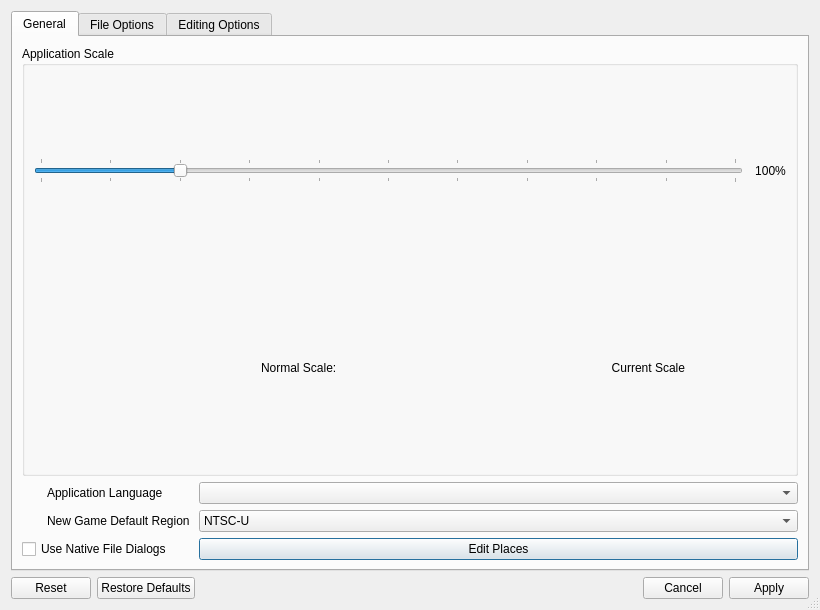
Old version of the form options.ui in the repository sithlord48/blackchocobo.
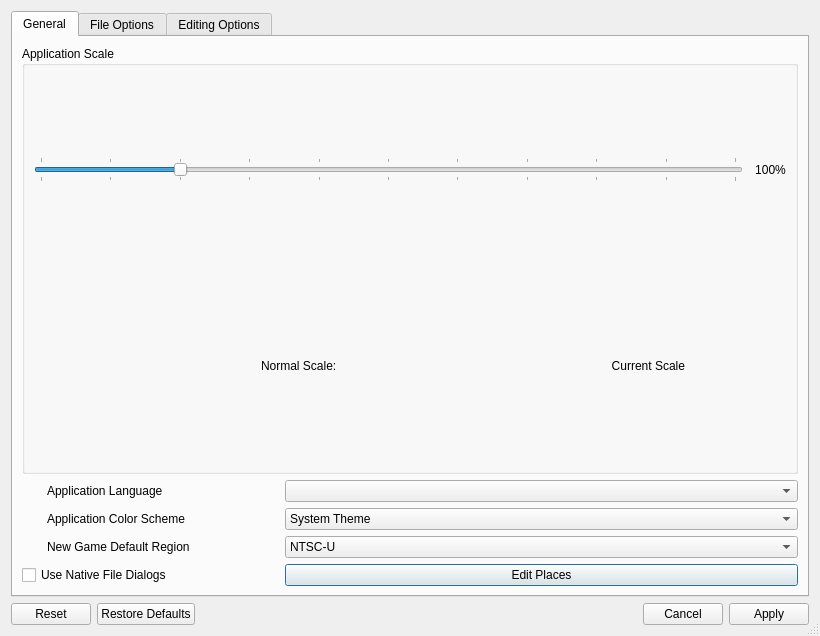
New version of the form. Icons and pictures are not drawn.

Commit message: Add simple Palette Option

The edit to the form file:
```diff
--- a/options.ui
+++ b/options.ui
@@ -10,7 +10,7 @@
     <x>0</x>
     <y>0</y>
     <width>820</width>
-    <height>610</height>
+    <height>636</height>
    </rect>
   </property>
   <property name="sizePolicy">
@@ -266,28 +266,99 @@
         </widget>
        </item>
        <item>
-        <layout class="QGridLayout" name="gridLayout" columnstretch="1,0,0,20">
-         <item row="2" column="0">
+        <layout class="QGridLayout" name="gridLayout" columnstretch="3,0,6">
+         <property name="horizontalSpacing">
+          <number>6</number>
+         </property>
+         <item row="0" column="0">
+          <layout class="QHBoxLayout" name="horizontalLayout_18">
+           <property name="spacing">
+            <number>0</number>
+           </property>
+           <item>
+            <spacer name="horizontalSpacer_18">
+             <property name="orientation">
+              <enum>Qt::Horizontal</enum>
+             </property>
+             <property name="sizeType">
+              <enum>QSizePolicy::Fixed</enum>
+             </property>
+             <property name="sizeHint" stdset="0">
+              <size>
+               <width>25</width>
+               <height>20</height>
+              </size>
+             </property>
+            </spacer>
+           </item>
+           <item>
+            <widget class="QLabel" name="lblLanguage">
+             <property name="sizePolicy">
+              <sizepolicy hsizetype="Minimum" vsizetype="Fixed">
+               <horstretch>0</horstretch>
+               <verstretch>0</verstretch>
+              </sizepolicy>
+             </property>
+             <property name="toolTip">
+              <string/>
+             </property>
+             <property name="text">
+              <string>Application Language</string>
+             </property>
+            </widget>
+           </item>
+          </layout>
+         </item>
+         <item row="3" column="0">
           <widget class="QCheckBox" name="cbNativeDialogs">
+           <property name="sizePolicy">
+            <sizepolicy hsizetype="Minimum" vsizetype="Fixed">
+             <horstretch>0</horstretch>
+             <verstretch>0</verstretch>
+            </sizepolicy>
+           </property>
            <property name="text">
             <string>Use Native File Dialogs</string>
            </property>
           </widget>
          </item>
-         <item row="0" column="3">
-          <widget class="QComboBox" name="comboLanguage">
-           <property name="sizePolicy">
-            <sizepolicy hsizetype="Preferred" vsizetype="Fixed">
-             <horstretch>0</horstretch>
-             <verstretch>0</verstretch>
-            </sizepolicy>
+         <item row="2" column="0">
+          <layout class="QHBoxLayout" name="horizontalLayout">
+           <property name="spacing">
+            <number>0</number>
            </property>
-           <property name="toolTip">
-            <string/>
-           </property>
-          </widget>
+           <item>
+            <spacer name="horizontalSpacer_12">
+             <property name="orientation">
+              <enum>Qt::Horizontal</enum>
+             </property>
+             <property name="sizeType">
+              <enum>QSizePolicy::Fixed</enum>
+             </property>
+             <property name="sizeHint" stdset="0">
+              <size>
+               <width>25</width>
+               <height>20</height>
+              </size>
+             </property>
+            </spacer>
+           </item>
+           <item>
+            <widget class="QLabel" name="lblRegion">
+             <property name="sizePolicy">
+              <sizepolicy hsizetype="Minimum" vsizetype="Fixed">
+               <horstretch>0</horstretch>
+               <verstretch>0</verstretch>
+              </sizepolicy>
+             </property>
+             <property name="text">
+              <string>New Game Default Region </string>
+             </property>
+            </widget>
+           </item>
+          </layout>
          </item>
-         <item row="1" column="3">
+         <item row="2" column="2">
           <widget class="QComboBox" name="comboRegion">
            <property name="sizePolicy">
             <sizepolicy hsizetype="Preferred" vsizetype="Fixed">
@@ -332,82 +403,7 @@
            </item>
           </widget>
          </item>
-         <item row="1" column="0" colspan="3">
-          <layout class="QHBoxLayout" name="horizontalLayout">
-           <property name="spacing">
-            <number>0</number>
-           </property>
-           <item>
-            <spacer name="horizontalSpacer_12">
-             <property name="orientation">
-              <enum>Qt::Horizontal</enum>
-             </property>
-             <property name="sizeType">
-              <enum>QSizePolicy::Fixed</enum>
-             </property>
-             <property name="sizeHint" stdset="0">
-              <size>
-               <width>25</width>
-               <height>20</height>
-              </size>
-             </property>
-            </spacer>
-           </item>
-           <item>
-            <widget class="QLabel" name="lblRegion">
-             <property name="sizePolicy">
-              <sizepolicy hsizetype="Minimum" vsizetype="Fixed">
-               <horstretch>0</horstretch>
-               <verstretch>0</verstretch>
-              </sizepolicy>
-             </property>
-             <property name="text">
-              <string>New Game Default Region </string>
-             </property>
-            </widget>
-           </item>
-          </layout>
-         </item>
-         <item row="0" column="0" colspan="3">
-          <layout class="QHBoxLayout" name="horizontalLayout_18">
-           <property name="spacing">
-            <number>0</number>
-           </property>
-           <item>
-            <spacer name="horizontalSpacer_18">
-             <property name="orientation">
-              <enum>Qt::Horizontal</enum>
-             </property>
-             <property name="sizeType">
-              <enum>QSizePolicy::Fixed</enum>
-             </property>
-             <property name="sizeHint" stdset="0">
-              <size>
-               <width>25</width>
-               <height>20</height>
-              </size>
-             </property>
-            </spacer>
-           </item>
-           <item>
-            <widget class="QLabel" name="lblLanguage">
-             <property name="sizePolicy">
-              <sizepolicy hsizetype="Minimum" vsizetype="Fixed">
-               <horstretch>0</horstretch>
-               <verstretch>0</verstretch>
-              </sizepolicy>
-             </property>
-             <property name="toolTip">
-              <string/>
-             </property>
-             <property name="text">
-              <string>Application Language</string>
-             </property>
-            </widget>
-           </item>
-          </layout>
-         </item>
-         <item row="2" column="3">
+         <item row="3" column="2">
           <widget class="QPushButton" name="btnEditSideBarItems">
            <property name="sizePolicy">
             <sizepolicy hsizetype="Preferred" vsizetype="Fixed">
@@ -423,6 +419,86 @@
            </property>
           </widget>
          </item>
+         <item row="0" column="2">
+          <widget class="QComboBox" name="comboLanguage">
+           <property name="sizePolicy">
+            <sizepolicy hsizetype="Preferred" vsizetype="Fixed">
+             <horstretch>0</horstretch>
+             <verstretch>0</verstretch>
+            </sizepolicy>
+           </property>
+           <property name="toolTip">
+            <string/>
+           </property>
+          </widget>
+         </item>
+         <item row="1" column="2">
+          <widget class="QComboBox" name="comboColorScheme">
+           <property name="sizePolicy">
+            <sizepolicy hsizetype="Preferred" vsizetype="Fixed">
+             <horstretch>0</horstretch>
+             <verstretch>0</verstretch>
+            </sizepolicy>
+           </property>
+           <property name="toolTip">
+            <string/>
+           </property>
+           <item>
+            <property name="text">
+             <string>System Theme</string>
+            </property>
+           </item>
+           <item>
+            <property name="text">
+             <string>Dark Theme</string>
+            </property>
+           </item>
+           <item>
+            <property name="text">
+             <string>Light Theme</string>
+            </property>
+           </item>
+          </widget>
+         </item>
+         <item row="1" column="0">
+          <layout class="QHBoxLayout" name="horizontalLayout_19">
+           <property name="spacing">
+            <number>0</number>
+           </property>
+           <item>
+            <spacer name="horizontalSpacer_19">
+             <property name="orientation">
+              <enum>Qt::Horizontal</enum>
+             </property>
+             <property name="sizeType">
+              <enum>QSizePolicy::Fixed</enum>
+             </property>
+             <property name="sizeHint" stdset="0">
+              <size>
+               <width>25</width>
+               <height>20</height>
+              </size>
+             </property>
+            </spacer>
+           </item>
+           <item>
+            <widget class="QLabel" name="lblColorScheme">
+             <property name="sizePolicy">
+              <sizepolicy hsizetype="Minimum" vsizetype="Fixed">
+               <horstretch>0</horstretch>
+               <verstretch>0</verstretch>
+              </sizepolicy>
+             </property>
+             <property name="toolTip">
+              <string/>
+             </property>
+             <property name="text">
+              <string>Application Color Scheme</string>
+             </property>
+            </widget>
+           </item>
+          </layout>
+         </item>
         </layout>
        </item>
       </layout>
```
The commit also changes 7 other files.
